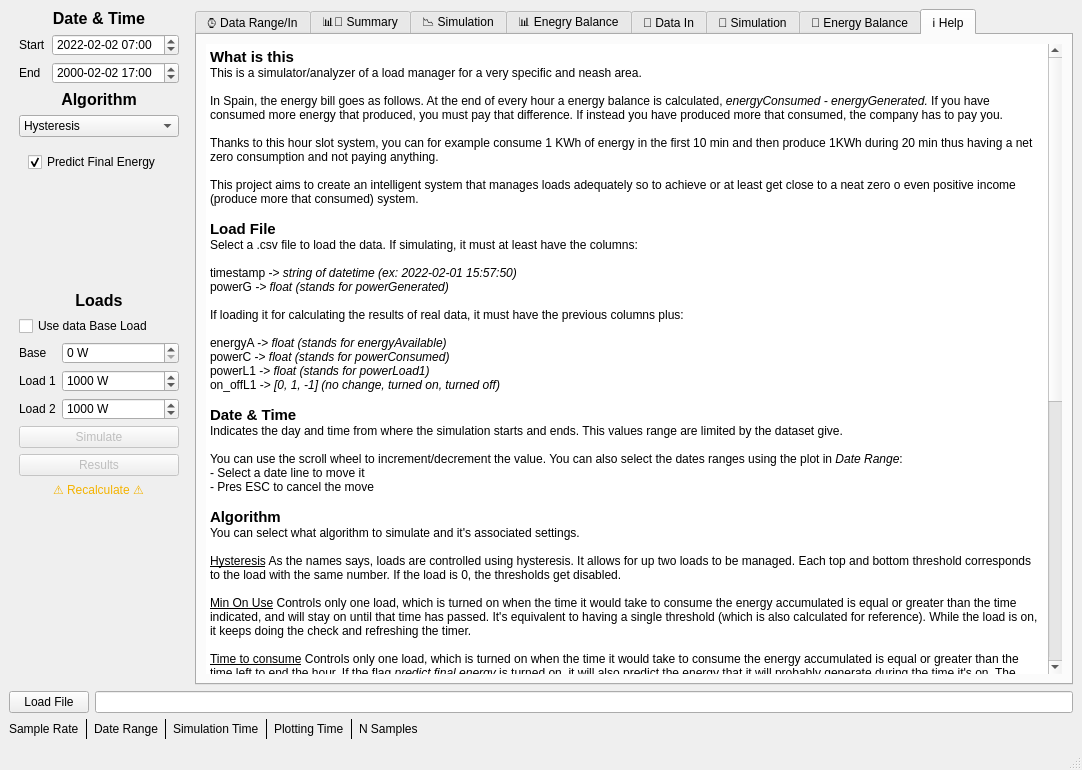
First picture: the form in sim/mainwindow.ui, repository mattcarter11/TFG---Gestor-Energetic, before the edit.
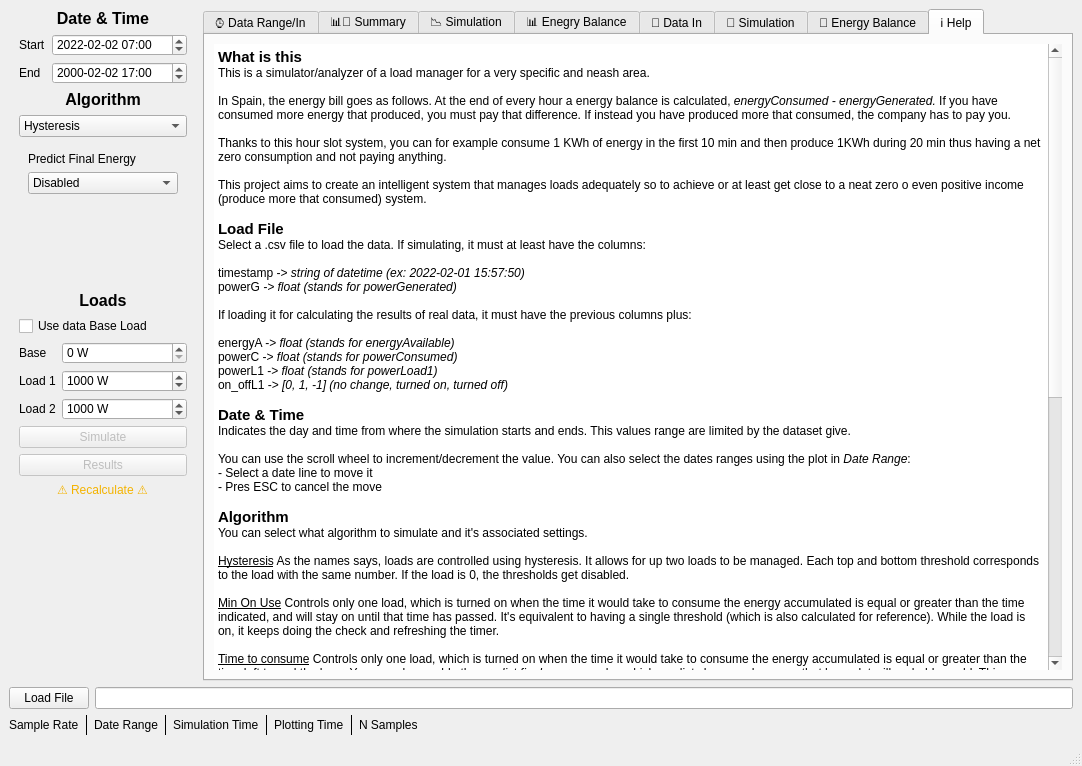
Second picture: the form after the edit. The open tabs and pages were chosen to show the change. Custom widgets are drawn as their Qt base class.

```diff
--- a/sim/mainwindow.ui
+++ b/sim/mainwindow.ui
@@ -10,7 +10,7 @@
     <x>0</x>
     <y>0</y>
     <width>1082</width>
-    <height>770</height>
+    <height>766</height>
    </rect>
   </property>
   <property name="sizePolicy">
@@ -511,19 +511,29 @@
           <widget class="QWidget" name="page">
            <layout class="QVBoxLayout" name="verticalLayout_3">
             <item>
-             <widget class="QCheckBox" name="predict_final_energy">
-              <property name="sizePolicy">
-               <sizepolicy hsizetype="Preferred" vsizetype="Preferred">
-                <horstretch>0</horstretch>
-                <verstretch>0</verstretch>
-               </sizepolicy>
-              </property>
+             <widget class="QLabel" name="label_11">
               <property name="text">
                <string>Predict Final Energy</string>
               </property>
-              <property name="checked">
-               <bool>true</bool>
-              </property>
+             </widget>
+            </item>
+            <item>
+             <widget class="QComboBox" name="predict_final_energy">
+              <item>
+               <property name="text">
+                <string>Disabled</string>
+               </property>
+              </item>
+              <item>
+               <property name="text">
+                <string>Average Power</string>
+               </property>
+              </item>
+              <item>
+               <property name="text">
+                <string>Project Current Power</string>
+               </property>
+              </item>
              </widget>
             </item>
             <item>
@@ -1491,7 +1501,9 @@
 &lt;p style=&quot; margin-top:0px; margin-bottom:0px; margin-left:0px; margin-right:0px; -qt-block-indent:0; text-indent:0px;&quot;&gt;&lt;span style=&quot; font-family:'Segoe UI','sans-serif';&quot;&gt; &lt;/span&gt; &lt;/p&gt;
 &lt;p style=&quot; margin-top:0px; margin-bottom:0px; margin-left:0px; margin-right:0px; -qt-block-indent:0; text-indent:0px;&quot;&gt;&lt;span style=&quot; font-family:'Segoe UI','sans-serif'; text-decoration: underline;&quot;&gt;Min On Use&lt;/span&gt;&lt;span style=&quot; font-family:'Segoe UI','sans-serif';&quot;&gt; Controls only one load, which is turned on when the time it would take to consume the energy accumulated is equal or greater than the time indicated, and will stay on until that time has passed. It's equivalent to having a single threshold (which is also calculated for reference). While the load is on, it keeps doing the check and refreshing the timer.&lt;/span&gt; &lt;/p&gt;
 &lt;p style=&quot; margin-top:0px; margin-bottom:0px; margin-left:0px; margin-right:0px; -qt-block-indent:0; text-indent:0px;&quot;&gt;&lt;span style=&quot; font-family:'Segoe UI','sans-serif';&quot;&gt; &lt;/span&gt; &lt;/p&gt;
-&lt;p style=&quot; margin-top:0px; margin-bottom:0px; margin-left:0px; margin-right:0px; -qt-block-indent:0; text-indent:0px;&quot;&gt;&lt;span style=&quot; font-family:'Segoe UI','sans-serif'; text-decoration: underline;&quot;&gt;Time to consume&lt;/span&gt;&lt;span style=&quot; font-family:'Segoe UI','sans-serif';&quot;&gt; Controls only one load, which is turned on when the time it would take to consume the energy accumulated is equal or greater than the time left to end the hour. If the flag &lt;/span&gt;&lt;span style=&quot; font-family:'Segoe UI','sans-serif'; font-style:italic;&quot;&gt;predict final energy&lt;/span&gt;&lt;span style=&quot; font-family:'Segoe UI','sans-serif';&quot;&gt; is turned on, it will also predict the energy that it will probably generate during the time it's on. The equation is &lt;/span&gt;&lt;span style=&quot; font-family:'Segoe UI','sans-serif'; font-style:italic;&quot;&gt;energyEnd = energyA + timeLeft * powerG / 3600 &lt;/span&gt;&lt;span style=&quot; font-family:'Segoe UI','sans-serif';&quot;&gt;in Wh.&lt;/span&gt; &lt;/p&gt;
+&lt;p style=&quot; margin-top:0px; margin-bottom:0px; margin-left:0px; margin-right:0px; -qt-block-indent:0; text-indent:0px;&quot;&gt;&lt;span style=&quot; font-family:'Segoe UI','sans-serif'; text-decoration: underline;&quot;&gt;Time to consume&lt;/span&gt;&lt;span style=&quot; font-family:'Segoe UI','sans-serif';&quot;&gt; Controls only one load, which is turned on when the time it would take to consume the energy accumulated is equal or greater than the time left to end the hour. You can also enable the &lt;/span&gt;&lt;span style=&quot; font-family:'Segoe UI','sans-serif'; font-style:italic;&quot;&gt;predict final energy&lt;/span&gt;&lt;span style=&quot; font-family:'Segoe UI','sans-serif';&quot;&gt; modes which predicts how much energy that hour slot will probably yeald. This calculation value is calucalted every sample. There are two modes:&lt;/span&gt;&lt;/p&gt;
+&lt;p style=&quot; margin-top:0px; margin-bottom:0px; margin-left:0px; margin-right:0px; -qt-block-indent:0; text-indent:0px;&quot;&gt;&lt;span style=&quot; font-family:'Segoe UI','sans-serif';&quot;&gt;- Average Power:  &lt;/span&gt;&lt;span style=&quot; font-family:'Segoe UI','sans-serif'; font-style:italic;&quot;&gt;avgP = energyA / (3600 - sec_remaining) -&amp;gt; energy1h = avg*3600&lt;/span&gt;&lt;/p&gt;
+&lt;p style=&quot; margin-top:0px; margin-bottom:0px; margin-left:0px; margin-right:0px; -qt-block-indent:0; text-indent:0px;&quot;&gt;&lt;span style=&quot; font-family:'Segoe UI','sans-serif';&quot;&gt;- Project Current Power: &lt;/span&gt;&lt;span style=&quot; font-family:'Segoe UI','sans-serif'; font-style:italic;&quot;&gt;energy1h = energyA + timeLeft * powerG / 3600&lt;/span&gt;&lt;/p&gt;
 &lt;p style=&quot; margin-top:0px; margin-bottom:0px; margin-left:0px; margin-right:0px; -qt-block-indent:0; text-indent:0px;&quot;&gt;&lt;span style=&quot; font-family:'Segoe UI','sans-serif';&quot;&gt; &lt;/span&gt; &lt;/p&gt;
 &lt;p style=&quot; margin-top:0px; margin-bottom:0px; margin-left:0px; margin-right:0px; -qt-block-indent:0; text-indent:0px;&quot;&gt;&lt;span style=&quot; font-family:'Segoe UI','sans-serif';&quot;&gt;Because of how energy is calculated, at each hour the load doesn't always turn off. The formula is &lt;/span&gt;&lt;span style=&quot; font-family:'Segoe UI','sans-serif'; font-style:italic;&quot;&gt;energyA = ( powerG - powerC ) * Ts / 3600 + energyA, &lt;/span&gt;&lt;span style=&quot; font-family:'Segoe UI','sans-serif';&quot;&gt;which means we are supposing/&amp;quot;predicting&amp;quot; that after Ts will have produced&lt;/span&gt;&lt;span style=&quot; font-family:'Segoe UI','sans-serif'; font-style:italic;&quot;&gt; energyP = ( powerG - powerC ) * Ts / 3600 &lt;/span&gt;&lt;span style=&quot; font-family:'Segoe UI','sans-serif';&quot;&gt;Wh. If we instead did &lt;/span&gt;&lt;span style=&quot; font-family:'Segoe UI','sans-serif'; font-style:italic;&quot;&gt;energyP = ( powerG(-1) - powerC(-1) ) * Ts / 3600 &lt;/span&gt;&lt;span style=&quot; font-family:'Segoe UI','sans-serif';&quot;&gt;and at t=0 &lt;/span&gt;&lt;span style=&quot; font-family:'Segoe UI','sans-serif'; font-style:italic;&quot;&gt;energy = 0&lt;/span&gt;&lt;span style=&quot; font-family:'Segoe UI','sans-serif';&quot;&gt; we would not have this prediction. We might think this can be problematic, but in fact is the opposite, since it vastly improves the algorithms by avoiding a lot of possible commutations because of the fact that we don’t start at 0 Wh.&lt;/span&gt; &lt;/p&gt;
 &lt;p style=&quot; margin-top:0px; margin-bottom:0px; margin-left:0px; margin-right:0px; -qt-block-indent:0; text-indent:0px;&quot;&gt;&lt;span style=&quot; font-family:'Segoe UI','sans-serif';&quot;&gt; &lt;/span&gt; &lt;/p&gt;
```
Left out of the diff: 19 changed lines with no effect on the pictures.
